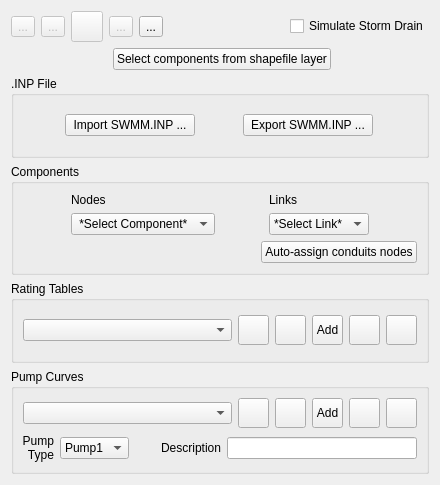
Old version of the form flo2d/ui/storm_drain_editor.ui in the repository FLO-2DSoftware/qgis-flo-2d-plugin.
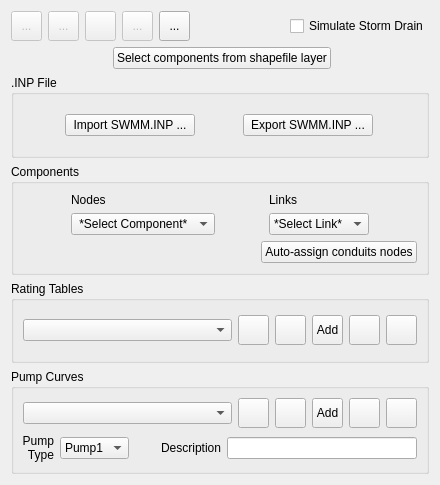
New version of the form. Icons and pictures are not drawn.

```diff
--- a/flo2d/ui/storm_drain_editor.ui
+++ b/flo2d/ui/storm_drain_editor.ui
@@ -25,6 +25,18 @@
      <property name="enabled">
       <bool>false</bool>
      </property>
+     <property name="minimumSize">
+      <size>
+       <width>31</width>
+       <height>30</height>
+      </size>
+     </property>
+     <property name="maximumSize">
+      <size>
+       <width>31</width>
+       <height>30</height>
+      </size>
+     </property>
      <property name="toolTip">
       <string>Add storm drain ooint</string>
      </property>
@@ -48,6 +60,18 @@
      <property name="enabled">
       <bool>false</bool>
      </property>
+     <property name="minimumSize">
+      <size>
+       <width>31</width>
+       <height>30</height>
+      </size>
+     </property>
+     <property name="maximumSize">
+      <size>
+       <width>31</width>
+       <height>30</height>
+      </size>
+     </property>
      <property name="toolTip">
       <string>Save current storm drain points</string>
      </property>
@@ -71,10 +95,16 @@
      <property name="enabled">
       <bool>false</bool>
      </property>
+     <property name="minimumSize">
+      <size>
+       <width>31</width>
+       <height>30</height>
+      </size>
+     </property>
      <property name="maximumSize">
       <size>
-       <width>16777215</width>
-       <height>16777215</height>
+       <width>31</width>
+       <height>30</height>
       </size>
      </property>
      <property name="toolTip">
@@ -100,6 +130,18 @@
      <property name="enabled">
       <bool>false</bool>
      </property>
+     <property name="minimumSize">
+      <size>
+       <width>31</width>
+       <height>30</height>
+      </size>
+     </property>
+     <property name="maximumSize">
+      <size>
+       <width>31</width>
+       <height>30</height>
+      </size>
+     </property>
      <property name="toolTip">
       <string>Delete Current storm drain point</string>
      </property>
@@ -123,6 +165,18 @@
      <property name="enabled">
       <bool>true</bool>
      </property>
+     <property name="minimumSize">
+      <size>
+       <width>31</width>
+       <height>30</height>
+      </size>
+     </property>
+     <property name="maximumSize">
+      <size>
+       <width>31</width>
+       <height>30</height>
+      </size>
+     </property>
      <property name="toolTip">
       <string>Schematize storm drain components</string>
      </property>
```
